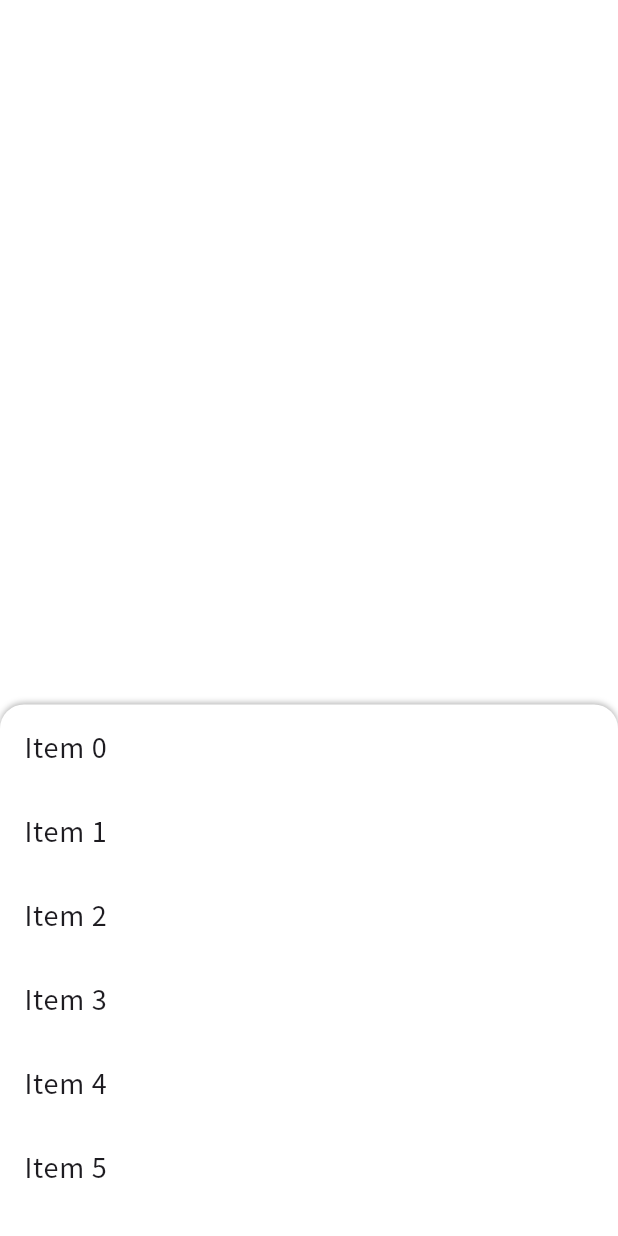
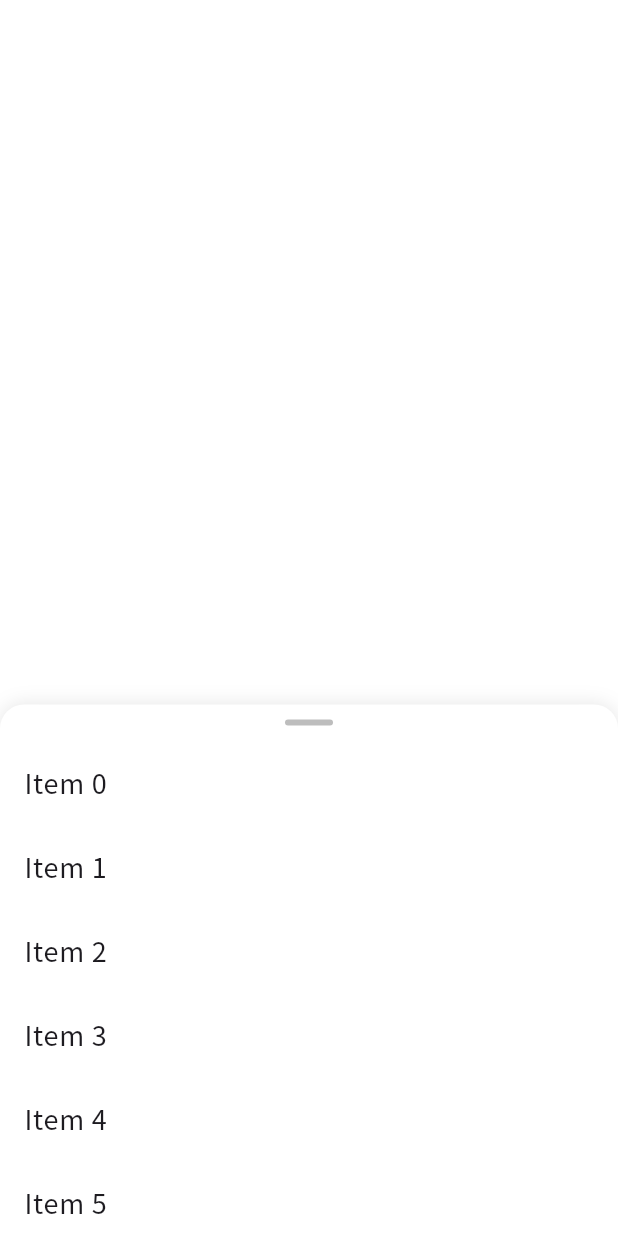
Before and after one commit to beforeitcools/flutter-locatrip, a Flutter app: the DragBottomSheet widget shown alone on an empty page, opened directly, on a phone screen of 412 x 824 dp. Run offline on Flutter 3.47's test engine with Material 3 defaults, Android fonts, the phone set to English and light mode, and no system bars; our stand-ins replace calendar_date_picker2, dio, geocoding, geolocator, google_maps_flutter; network calls fail.

Commit message:
feat: trip 수정 중

```diff
--- a/lib/trip/screen/create_trip_screen.dart
+++ b/lib/trip/screen/create_trip_screen.dart
@@ -258,9 +258,8 @@ class _CreateTripScreenState extends State<CreateTripScreen> {
                               Navigator.pushAndRemoveUntil(
                                 context,
                                 MaterialPageRoute(
-                                    builder: (context) => TripViewScreen(
-                                        tripId:
-                                            newTripId)), // ***마이페이지로 돌아가도록...! 바꿔줘야함
+                                    builder: (context) =>
+                                        TripViewScreen(tripId: newTripId)),
 
                                 (Route<dynamic> route) =>
                                     false, // 이전 페이지들을 모두 제거
--- a/lib/trip/widget/bottom_sheet_content.dart
+++ b/lib/trip/widget/bottom_sheet_content.dart
@@ -474,7 +474,7 @@ class _BottomSheetContentState extends State<BottomSheetContent> {
                             }
                           : null,
                       style: TextButton.styleFrom(
-                        minimumSize: Size(100, 56), // 최소 높이 설정
+                        minimumSize: Size(100, 56),
                         backgroundColor:
                             isAbled ? pointBlueColor : lightGrayColor,
                         shape: RoundedRectangleBorder(
--- a/lib/trip/widget/drag_bottom_sheet.dart
+++ b/lib/trip/widget/drag_bottom_sheet.dart
@@ -11,37 +11,59 @@ class _DragBottomSheetState extends State<DragBottomSheet> {
   final DraggableScrollableController sheetController =
       DraggableScrollableController();
 
+  // List<Widget> dayList = [
+  //   DayWidget(),
+  // ];
+
   @override
   Widget build(BuildContext context) {
     return DraggableScrollableSheet(
       initialChildSize: 0.43, // 초기 높이 비율
       minChildSize: 0.43, // 최소 높이 비율
       maxChildSize: 0.77, // 최대 높이 비율
+      snap: true,
       controller: sheetController,
-      builder: (context, scrollController) {
+      builder: (BuildContext context, scrollController) {
         return Container(
           decoration: BoxDecoration(
             color: Colors.white,
             borderRadius: BorderRadius.vertical(top: Radius.circular(16)),
             boxShadow: [
               BoxShadow(
-                color: Colors.black.withOpacity(0.3),
-                blurRadius: 3,
-                offset: Offset(0, -1),
+                color: Colors.black.withOpacity(0.1),
+                blurRadius: 10,
+              )
+            ],
+          ),
+          child: Column(
+            children: [
+              Container(
+                width: 32,
+                height: 4,
+                margin: EdgeInsets.symmetric(vertical: 10),
+                decoration: BoxDecoration(
+                  color: Colors.grey[400],
+                  borderRadius: BorderRadius.circular(10),
+                ),
+              ),
+              Expanded(
+                child: ListView.builder(
+                  controller: scrollController,
+                  itemCount: 30,
+                  itemBuilder: (context, index) {
+                    return ListTile(
+                      title: Text("Item $index"),
+                    );
+                  },
+                ),
               ),
             ],
-          ),
-          child: ListView.builder(
-            controller: scrollController,
-            itemCount: 50, // 예제 아이템 수
-            itemBuilder: (context, index) {
-              return ListTile(
-                title: Text('Item $index'),
-              );
-            },
           ),
         );
       },
     );
   }
 }
+
+/*
+*/
```
Also changed, not shown: lib/trip/screen/trip_view_screen.dart (+10 -3 lines), lib/trip/widget/day_widget.dart (added, +44 -0 lines), 2 other files.
